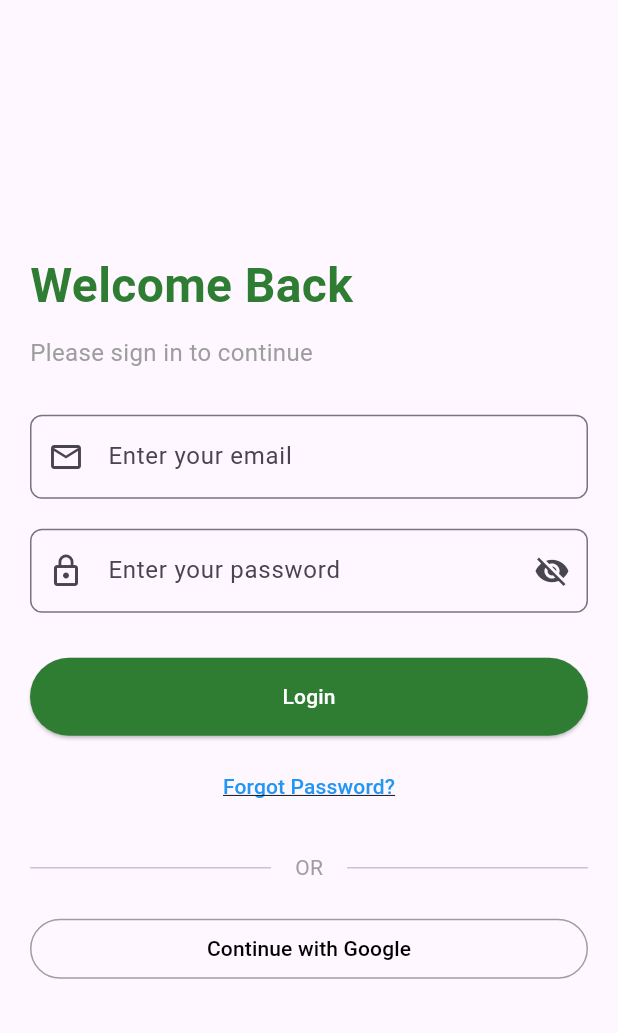
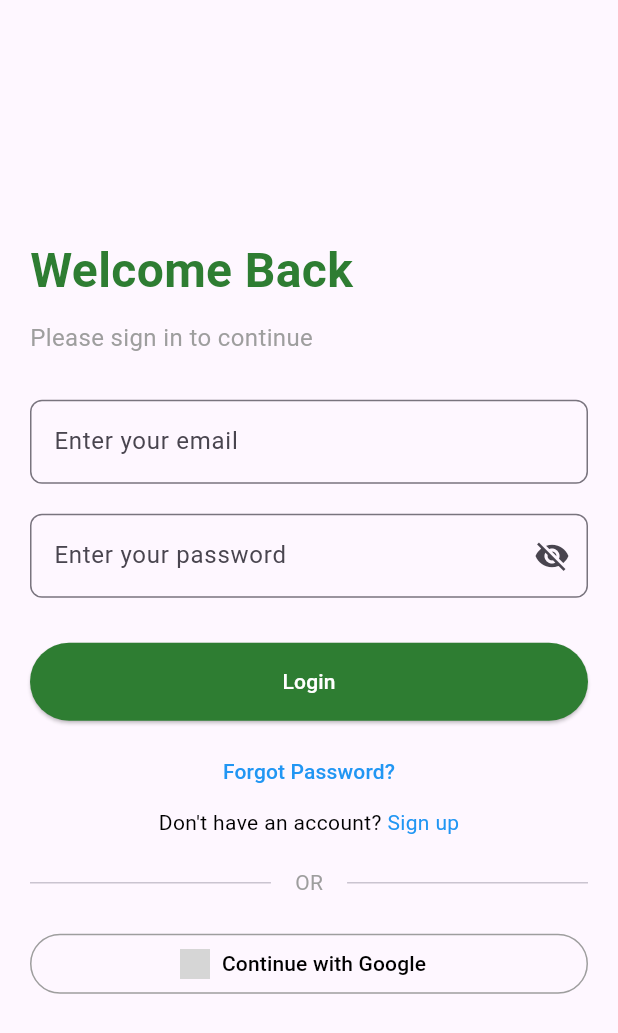
Before and after one commit to Ialbertine/Go2Rwanda_FlutterApp, a Flutter app: the RegisterPage screen opened by its route, after a tap on "Sign Up", after a tap on "Login", on a phone screen of 412 x 824 dp. Shown: the top 1033 px of the screen. Run offline on Flutter 3.47's test engine with Material 3 defaults, Android fonts, the phone set to English and light mode, and no system bars; our stand-ins replace cloud_firestore, firebase_auth, firebase_core, google_sign_in; accounts and stored records are empty; grey boxes are pictures that could not be loaded.

```diff
--- a/front_end/lib/auth/login.dart
+++ b/front_end/lib/auth/login.dart
@@ -1,3 +1,5 @@
+// ignore_for_file: prefer_const_constructors, unused_element
+
 import 'package:flutter/material.dart';
 import 'package:firebase_auth/firebase_auth.dart';
 import 'package:google_sign_in/google_sign_in.dart';
@@ -100,6 +102,10 @@ class _LoginPageState extends State<LoginPage> {
     Navigator.pushNamed(context, '/forgot-password');
   }
 
+  void _navigateToSignUp() {
+    Navigator.pushNamed(context, '/sign-up');
+  }
+
   @override
   Widget build(BuildContext context) {
     var screenWidth = MediaQuery.of(context).size.width;
@@ -145,7 +151,6 @@ class _LoginPageState extends State<LoginPage> {
                           keyboardType: TextInputType.emailAddress,
                           decoration: InputDecoration(
                             hintText: 'Enter your email',
-                            prefixIcon: const Icon(Icons.email_outlined),
                             border: OutlineInputBorder(
                               borderRadius: BorderRadius.circular(8),
                             ),
@@ -158,7 +163,6 @@ class _LoginPageState extends State<LoginPage> {
                           obscureText: !_isPasswordVisible,
                           decoration: InputDecoration(
                             hintText: 'Enter your password',
-                            prefixIcon: const Icon(Icons.lock_outline),
                             border: OutlineInputBorder(
                               borderRadius: BorderRadius.circular(8),
                             ),
@@ -194,9 +198,34 @@ class _LoginPageState extends State<LoginPage> {
                             style: TextStyle(
                               color: Colors.blue,
                               fontSize: 14,
-                              decoration: TextDecoration.underline,
+                              decoration: TextDecoration.none,
                             ),
                           ),
+                        ),
+                        Row(
+                          mainAxisAlignment: MainAxisAlignment.center,
+                          children: [
+                            const Text(
+                              "Don't have an account? ",
+                              style: TextStyle(
+                                color: Colors.black,
+                                fontSize: 14,
+                              ),
+                            ),
+                            GestureDetector(
+                              onTap: () {
+                                Navigator.pushNamed(context, '/register');
+                              },
+                              child: const Text(
+                                'Sign up',
+                                style: TextStyle(
+                                  color: Colors.blue,
+                                  decoration: TextDecoration.none,
+                                  fontSize: 14,
+                                ),
+                              ),
+                            ),
+                          ],
                         ),
                         const SizedBox(height: 20),
                         Row(
@@ -211,9 +240,14 @@ class _LoginPageState extends State<LoginPage> {
                           ],
                         ),
                         const SizedBox(height: 20),
-                        OutlinedButton(
+                        OutlinedButton.icon(
                           onPressed: _isLoading ? null : () {},
-                          child: const Text('Continue with Google'),
+                          icon: Image.asset(
+                            'google.png',
+                            width: 20,
+                            height: 20,
+                          ),
+                          label: const Text('Continue with Google'),
                         ),
                       ],
                     ),
--- a/front_end/lib/auth/register.dart
+++ b/front_end/lib/auth/register.dart
@@ -1,3 +1,5 @@
+// ignore_for_file: use_super_parameters, library_private_types_in_public_api, prefer_const_constructors
+
 import 'package:flutter/material.dart';
 import 'package:firebase_auth/firebase_auth.dart';
 import 'package:google_sign_in/google_sign_in.dart';
@@ -51,7 +53,8 @@ class _RegisterPageState extends State<RegisterPage> {
       return 'Password must be at least 6 characters';
     }
     // Check for uppercase, lowercase, digit, and special character
-    final regex = RegExp(r'^(?=.*[A-Z])(?=.*[a-z])(?=.*\d)(?=.*[@$!%*?&]).{6,}$');
+    final regex =
+        RegExp(r'^(?=.*[A-Z])(?=.*[a-z])(?=.*\d)(?=.*[@$!%*?&]).{6,}$');
     if (!regex.hasMatch(value)) {
       return 'Password must contain uppercase, lowercase, digit, and special character';
     }
@@ -93,7 +96,8 @@ class _RegisterPageState extends State<RegisterPage> {
       if (mounted) {
         ScaffoldMessenger.of(context).showSnackBar(
           const SnackBar(
-            content: Text('Registration successful! Please login with your credentials.'),
+            content: Text(
+                'Registration successful! Please login with your credentials.'),
             backgroundColor: Colors.green,
           ),
         );
@@ -186,7 +190,8 @@ class _RegisterPageState extends State<RegisterPage> {
   @override
   Widget build(BuildContext context) {
     final screenWidth = MediaQuery.of(context).size.width;
-    final isLandscape = MediaQuery.of(context).orientation == Orientation.landscape;
+    final isLandscape =
+        MediaQuery.of(context).orientation == Orientation.landscape;
 
     return Scaffold(
       body: Stack(
@@ -249,7 +254,6 @@ class _RegisterPageState extends State<RegisterPage> {
       decoration: InputDecoration(
         labelText: 'Email',
         hintText: 'Enter your email',
-        prefixIcon: const Icon(Icons.email),
         border: OutlineInputBorder(
           borderRadius: BorderRadius.circular(8),
         ),
@@ -269,7 +273,6 @@ class _RegisterPageState extends State<RegisterPage> {
       decoration: InputDecoration(
         labelText: 'Password',
         hintText: 'Enter your password',
-        prefixIcon: const Icon(Icons.lock),
         border: OutlineInputBorder(
           borderRadius: BorderRadius.circular(8),
         ),
@@ -281,7 +284,8 @@ class _RegisterPageState extends State<RegisterPage> {
           icon: Icon(
             _isPasswordVisible ? Icons.visibility : Icons.visibility_off,
           ),
-          onPressed: () => setState(() => _isPasswordVisible = !_isPasswordVisible),
+          onPressed: () =>
+              setState(() => _isPasswordVisible = !_isPasswordVisible),
         ),
       ),
       validator: _validatePassword,
@@ -295,7 +299,6 @@ class _RegisterPageState extends State<RegisterPage> {
       decoration: InputDecoration(
         labelText: 'Confirm Password',
         hintText: 'Confirm your password',
-        prefixIcon: const Icon(Icons.lock_outline),
         border: OutlineInputBorder(
           borderRadius: BorderRadius.circular(8),
         ),
@@ -307,7 +310,8 @@ class _RegisterPageState extends State<RegisterPage> {
           icon: Icon(
             _isConfirmPasswordVisible ? Icons.visibility : Icons.visibility_off,
           ),
-          onPressed: () => setState(() => _isConfirmPasswordVisible = !_isConfirmPasswordVisible),
+          onPressed: () => setState(
+              () => _isConfirmPasswordVisible = !_isConfirmPasswordVisible),
         ),
       ),
       validator: _validateConfirmPassword,
```
Also changed, not shown: front_end/lib/pages/Profile.dart (+33 -6 lines).
